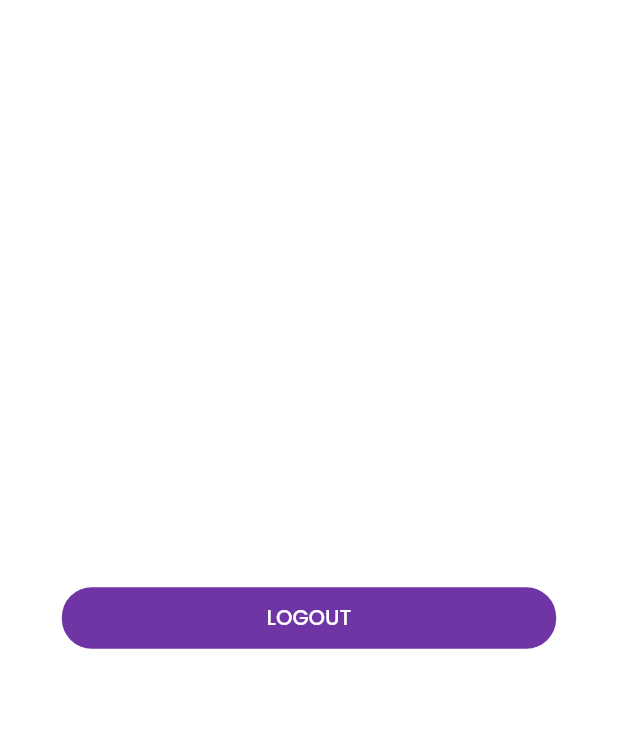
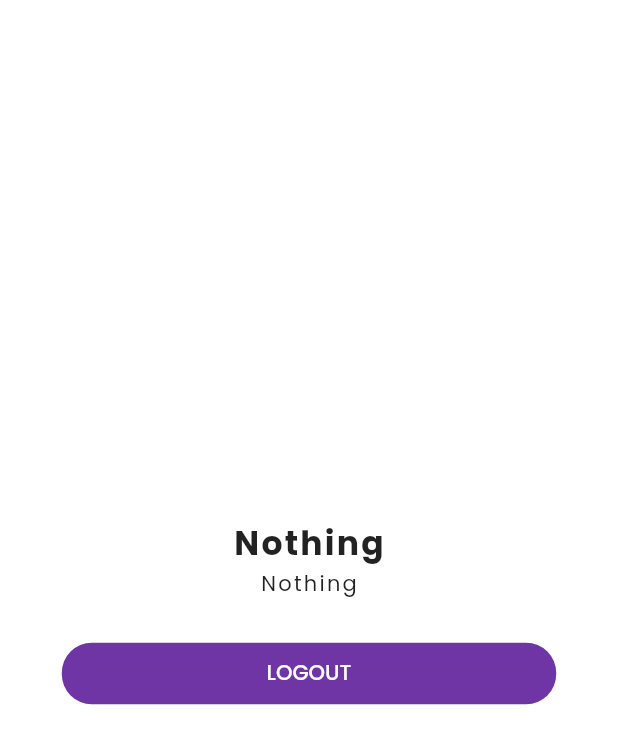
Before and after one commit to rozakia-ch/flutter-auth-cubit-jwt, a Flutter app: the HomePage screen opened by its route, on a phone screen of 412 x 824 dp. Shown: the top 744 px of the screen. Run offline on Flutter 3.47's test engine with Material 2 defaults, Android fonts, the phone set to English and light mode, and no system bars; our stand-ins replace bloc, dio, equatable, flutter_bloc, google_fonts, jwt_decoder and 1 more; accounts and stored records are empty.

```diff
--- a/lib/cubit/auth/auth_state.dart
+++ b/lib/cubit/auth/auth_state.dart
@@ -9,12 +9,20 @@ class AuthInitial extends AuthState {
   List<Object> get props => [];
 }
 
+class AuthLoading extends AuthState {
+  @override
+  List<Object> get props => [];
+}
+
 class AuthFailed extends AuthState {
   @override
   List<Object> get props => [];
 }
 
+// ignore: must_be_immutable
 class AuthData extends AuthState {
+  User userProfile;
+  AuthData({required this.userProfile});
   @override
-  List<Object> get props => [];
+  List<Object> get props => [userProfile];
 }
--- a/lib/cubit/login/login_cubit.dart
+++ b/lib/cubit/login/login_cubit.dart
@@ -11,10 +11,11 @@ class LoginCubit extends Cubit<LoginState> {
   final AuthRepository _authRepo = AuthRepository();
   final AuthCubit authCubit;
   void login({required String email, required String password}) async {
+    emit(LoginLoading());
     try {
       AuthResponse response = await _authRepo.loginRepository(email, password);
       if (response.success!) {
-        authCubit.authHasToken(jwtToken: response.data!.token!.accessToken!);
+        authCubit.authLogin(jwtToken: response.data!.token!.accessToken!);
         emit(LoginInitial());
       } else {
         var error = response.error!;
--- a/lib/cubit/login/login_state.dart
+++ b/lib/cubit/login/login_state.dart
@@ -5,6 +5,11 @@ abstract class LoginState extends Equatable {
 }
 
 class LoginInitial extends LoginState {
+  @override
+  List<Object> get props => [];
+}
+
+class LoginLoading extends LoginState {
   @override
   List<Object> get props => [];
 }
--- /dev/null
+++ b/lib/models/profile_response.dart
@@ -0,0 +1,21 @@
+import 'package:auth_app/models/user.dart';
+
+class ProfileResponse {
+  bool? success;
+  String? message;
+  Data? data;
+  ProfileResponse({this.success, this.message, this.data});
+  ProfileResponse.fromJson(Map<String, dynamic> json) {
+    success = json['success'];
+    message = json['message'];
+    data = json['data'] != null ? new Data.fromJson(json['data']) : null;
+  }
+}
+
+class Data {
+  User? user;
+  Data({this.user});
+  Data.fromJson(Map<String, dynamic> json) {
+    user = json['user'] != null ? new User.fromJson(json['user']) : null;
+  }
+}
--- /dev/null
+++ b/lib/models/refresh_token_response.dart
@@ -0,0 +1,23 @@
+import 'package:auth_app/models/token.dart';
+
+class RefreshTokenResponse {
+  bool? success;
+  String? message;
+  Data? data;
+
+  RefreshTokenResponse({this.success, this.message, this.data});
+
+  RefreshTokenResponse.fromJson(Map<String, dynamic> json) {
+    success = json['success'];
+    message = json['message'];
+    data = json['data'] != null ? new Data.fromJson(json['data']) : null;
+  }
+}
+
+class Data {
+  Token? token;
+  Data({this.token});
+  Data.fromJson(Map<String, dynamic> json) {
+    token = json['token'] != null ? new Token.fromJson(json['token']) : null;
+  }
+}
--- a/lib/ui/pages/home_page.dart
+++ b/lib/ui/pages/home_page.dart
@@ -12,20 +12,29 @@ class HomePage extends StatelessWidget {
   Widget build(BuildContext context) {
     final AuthCubit _authCubit = BlocProvider.of<AuthCubit>(context);
     return MediaQueryContainer(
-      child: BlocListener<AuthCubit, AuthState>(
+      child: BlocConsumer<AuthCubit, AuthState>(
         listener: (context, state) {
           Navigator.pushNamedAndRemoveUntil(context, "/login-page", (route) => false);
         },
-        child: Scaffold(
+        builder: (context, state) => Scaffold(
           body: Container(
             width: double.infinity,
             child: Column(
               mainAxisAlignment: MainAxisAlignment.center,
               children: [
+                Text(
+                  state is AuthData ? state.userProfile.name! : "Nothing",
+                  style: TextStyle(fontWeight: FontWeight.bold, fontSize: 22.0, letterSpacing: 1.5),
+                ),
+                Text(
+                  state is AuthData ? state.userProfile.email! : "Nothing",
+                  style: TextStyle(fontWeight: FontWeight.w400, letterSpacing: 1.5),
+                ),
+                SizedBox(height: 20.0),
                 RoundedButton(
-                  backgroundColor: style.primaryColor,
-                  title: "LOGOUT",
-                  onPressed: () => _authCubit.authLogout(),
+                  backgroundColor: state is AuthLoading ? Colors.grey : style.primaryColor,
+                  title: state is AuthLoading ? "Processing.." : "LOGOUT",
+                  onPressed: state is AuthLoading ? () {} : () => _authCubit.authLogout(),
                 ),
               ],
             ),
--- a/lib/ui/pages/register_page.dart
+++ b/lib/ui/pages/register_page.dart
@@ -48,7 +48,7 @@ class RegisterPage extends StatelessWidget {
                       filled: true,
                       hintText: "Password",
                       prefixIcon: Icon(Icons.lock, color: style.primaryColor),
-                      suffixIcon: Icon(Icons.visibility, color: style.primaryColor),
+                      // suffixIcon: Icon(Icons.visibility, color: style.primaryColor),
                       border: style.fieldInputBorder,
                     ),
                   ),
```
Also changed, not shown: lib/constants/api_constants.dart (+5 -5 lines), lib/cubit/auth/auth_cubit.dart (+22 -7 lines), lib/main.dart (+13 -6 lines), lib/repositories/auth_repository.dart (+14 -3 lines), lib/ui/pages/login_page.dart (+21 -12 lines).
